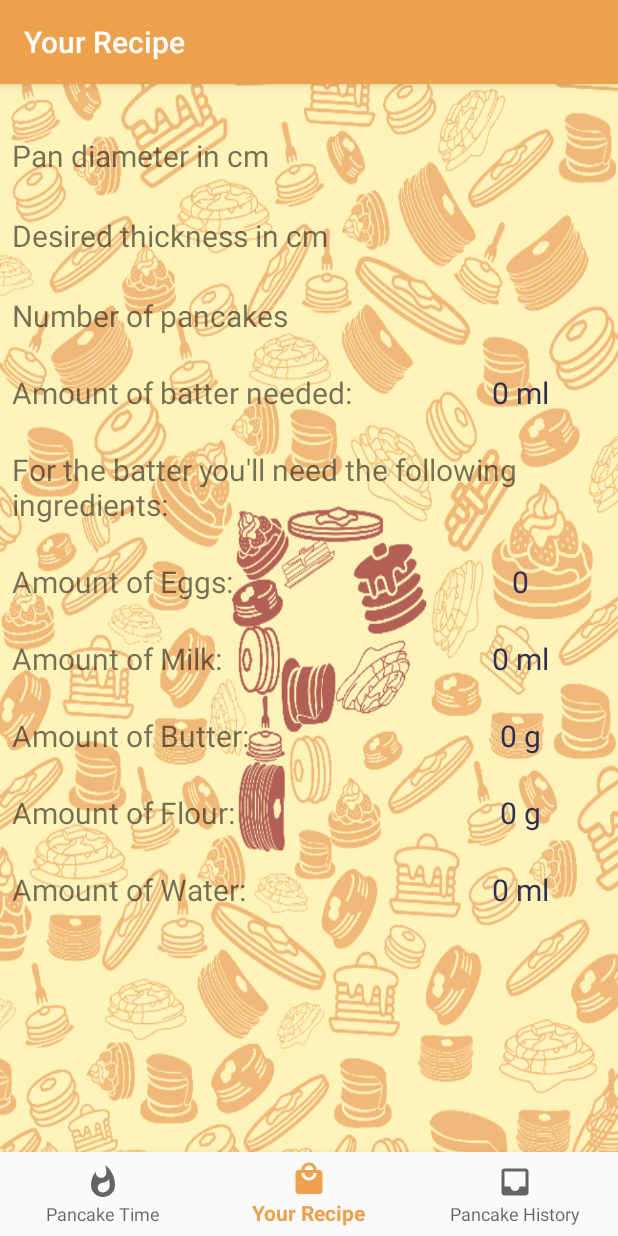
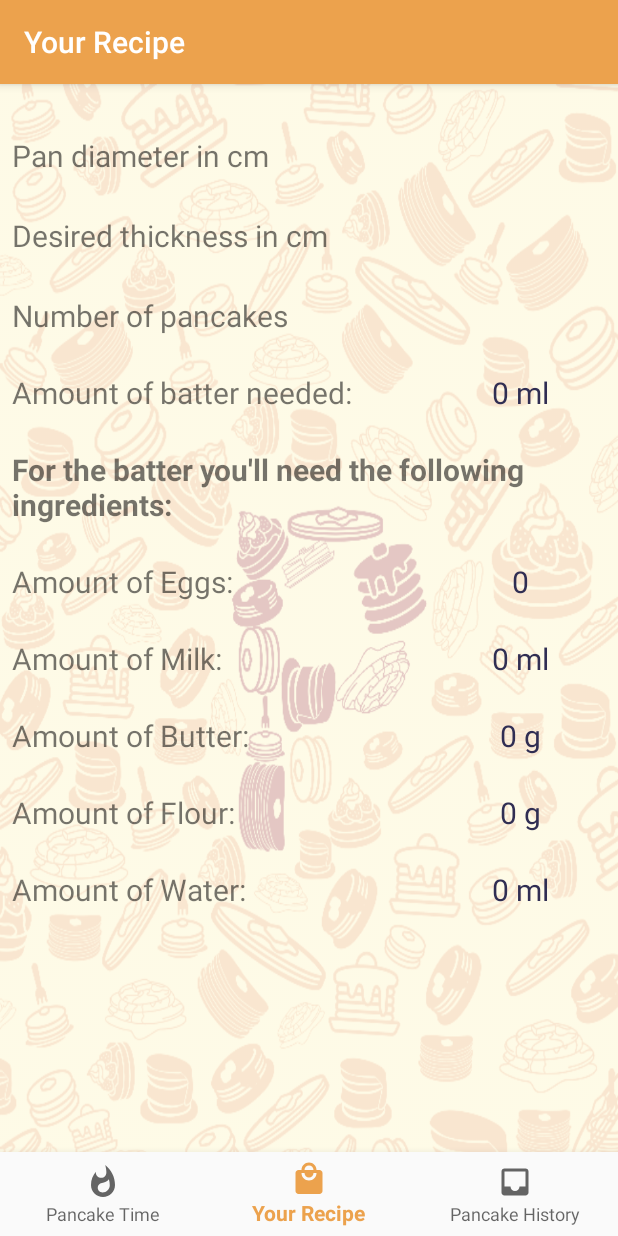
Before and after one commit to theothies/Perfect-Pancakes, an Android app: the DashboardFragment screen opened through its navigation route, on a phone screen of 412 x 824 dp. Run offline under Robolectric (Android 15) with nearby library versions, the phone set to English and light mode, and no system bars; our stand-ins replace Room's generated code, navigation-ui.

Commit message:
Design changes

```diff
--- a/app/src/main/res/layout/fragment_dashboard.xml
+++ b/app/src/main/res/layout/fragment_dashboard.xml
@@ -3,128 +3,129 @@
     xmlns:android="http://schemas.android.com/apk/res/android"
     xmlns:app="http://schemas.android.com/apk/res-auto"
     android:layout_width="match_parent"
-    android:layout_height="match_parent">
+    android:layout_height="match_parent"
+    android:background="@color/colorTransparentWhite">
+
     <LinearLayout
         android:layout_width="match_parent"
         android:layout_height="wrap_content"
         android:orientation="vertical"
-        app:layout_constraintEnd_toEndOf="parent"
         app:layout_constraintStart_toStartOf="parent"
         app:layout_constraintTop_toTopOf="parent">
 
         <LinearLayout
             android:layout_width="match_parent"
             android:layout_height="wrap_content"
-            android:orientation="horizontal"
-            android:layout_marginTop="24dp">
+            android:layout_marginTop="24dp"
+            android:orientation="horizontal">
 
             <TextView
                 android:id="@+id/text_diameter_description"
-                android:layout_weight="0.7"
                 android:layout_width="0dp"
                 android:layout_height="wrap_content"
                 android:layout_marginStart="8dp"
                 android:layout_marginTop="10dp"
                 android:layout_marginEnd="8dp"
+                android:layout_weight="0.7"
+                android:gravity="start"
+                android:text="@string/input_diameter_description"
                 android:textAlignment="textStart"
-                android:textSize="20sp"
-                android:text="@string/input_diameter_description"
-                android:gravity="start" />
+                android:textSize="20sp" />
 
             <TextView
                 android:id="@+id/text_diameter_input"
-                android:layout_weight="0.3"
                 android:layout_width="0dp"
                 android:layout_height="wrap_content"
                 android:layout_marginStart="8dp"
                 android:layout_marginTop="10dp"
                 android:layout_marginEnd="8dp"
+                android:layout_weight="0.3"
                 android:textAlignment="center"
-                android:textSize="20sp"/>
+                android:textSize="20sp" />
         </LinearLayout>
 
         <LinearLayout
             android:layout_width="match_parent"
             android:layout_height="wrap_content"
-            android:orientation="horizontal"
-            android:layout_marginTop="16dp">
+            android:layout_marginTop="16dp"
+            android:orientation="horizontal">
 
             <TextView
                 android:id="@+id/text_thicc_description"
-                android:layout_weight="0.7"
                 android:layout_width="0dp"
                 android:layout_height="wrap_content"
                 android:layout_marginStart="8dp"
                 android:layout_marginTop="10dp"
                 android:layout_marginEnd="8dp"
+                android:layout_weight="0.7"
+                android:gravity="start"
+                android:text="@string/input_thiccness_description"
                 android:textAlignment="textStart"
-                android:textSize="20sp"
-                android:text="@string/input_thiccness_description"
-                android:gravity="start" />
+                android:textSize="20sp" />
 
             <TextView
                 android:id="@+id/text_thicc_input"
-                android:layout_weight="0.3"
                 android:layout_width="0dp"
                 android:layout_height="wrap_content"
                 android:layout_marginStart="8dp"
                 android:layout_marginTop="10dp"
                 android:layout_marginEnd="8dp"
+                android:layout_weight="0.3"
                 android:textAlignment="center"
-                android:textSize="20sp"
-                android:textColor="@color/colorAccent"/>
+                android:textColor="@color/colorAccent"
+                android:textSize="20sp" />
         </LinearLayout>
 
         <LinearLayout
             android:layout_width="match_parent"
             android:layout_height="wrap_content"
-            android:orientation="horizontal"
-            android:layout_marginTop="16dp">
+            android:layout_marginTop="16dp"
+            android:orientation="horizontal">
 
             <TextView
                 android:id="@+id/text_amount_description"
-                android:layout_weight="0.7"
                 android:layout_width="0dp"
                 android:layout_height="wrap_content"
                 android:layout_marginStart="8dp"
                 android:layout_marginTop="10dp"
                 android:layout_marginEnd="8dp"
+                android:layout_weight="0.7"
+                android:gravity="start"
+                android:text="@string/input_amount_description"
                 android:textAlignment="textStart"
-                android:textSize="20sp"
-                android:text="@string/input_amount_description"
-                android:gravity="start" />
+                android:textSize="20sp" />
 
             <TextView
                 android:id="@+id/text_amount_input"
-                android:layout_weight="0.3"
                 android:layout_width="0dp"
                 android:layout_height="wrap_content"
                 android:layout_marginStart="8dp"
                 android:layout_marginTop="10dp"
                 android:layout_marginEnd="8dp"
+                android:layout_weight="0.3"
                 android:textAlignment="center"
-                android:textSize="20sp"
-                android:textColor="@color/colorAccent"/>
+                android:textColor="@color/colorAccent"
+                android:textSize="20sp" />
         </LinearLayout>
 
         <LinearLayout
             android:layout_width="match_parent"
             android:layout_height="wrap_content"
-        android:orientation="horizontal"
-        android:layout_marginTop="16dp">
+            android:layout_marginTop="16dp"
+            android:orientation="horizontal">
 
             <TextView
                 android:id="@+id/text_batter_description"
-            android:layout_weight="0.7"
                 android:layout_width="0dp"
                 android:layout_height="wrap_content"
                 android:layout_marginStart="8dp"
                 android:layout_marginTop="8dp"
                 android:layout_marginEnd="8dp"
+                android:layout_weight="0.7"
+                android:gravity="start"
+                android:text="@string/result_batter_description"
                 android:textAlignment="textStart"
-            android:textSize="20sp"
-            android:text="@string/result_batter_description"
-            android:gravity="start" />
+                android:textSize="20sp" />
 
             <TextView
                 android:id="@+id/text_batter_result"
@@ -136,51 +137,50 @@
                 android:layout_weight="0.3"
                 android:text="@string/result_starting_ml"
                 android:textAlignment="center"
-                android:textSize="20sp"
-                android:textColor="@color/colorAccent"/>
+                android:textColor="@color/colorAccent"
+                android:textSize="20sp" />
         </LinearLayout>
 
         <LinearLayout
             android:layout_width="match_parent"
             android:layout_height="wrap_content"
-            android:orientation="horizontal"
             android:layout_marginTop="16dp"
-            >
+            android:orientation="horizontal">
 
             <TextView
                 android:id="@+id/text_ingredients_description"
-                android:layout_weight="1"
                 android:layout_width="0dp"
                 android:layout_height="wrap_content"
                 android:layout_marginStart="8dp"
                 android:layout_marginTop="8dp"
                 android:layout_marginEnd="8dp"
+                android:layout_weight="1"
+                android:gravity="start"
+                android:text="@string/result_batter_ingredients"
                 android:textAlignment="textStart"
                 android:textSize="20sp"
-                android:text="@string/result_batter_ingredients"
-                android:gravity="start"/>
+                android:textStyle="bold" />
 
         </LinearLayout>
 
         <LinearLayout
             android:layout_width="match_parent"
             android:layout_height="wrap_content"
-            android:orientation="horizontal"
             android:layout_marginTop="16dp"
-            >
+            android:orientation="horizontal">
 
             <TextView
                 android:id="@+id/text_eggs_description"
-                android:layout_weight="0.7"
                 android:layout_width="0dp"
                 android:layout_height="wrap_content"
                 android:layout_marginStart="8dp"
                 android:layout_marginTop="8dp"
                 android:layout_marginEnd="8dp"
+                android:layout_weight="0.7"
+                android:gravity="start"
+                android:text="@string/result_eggs_description"
                 android:textAlignment="textStart"
-                android:textSize="20sp"
-                android:text="@string/result_eggs_description"
-                android:gravity="start" />
+                android:textSize="20sp" />
 
             <TextView
                 android:id="@+id/text_eggs_result"
@@ -192,29 +192,28 @@
                 android:layout_weight="0.3"
                 android:text="@string/result_starting_null"
                 android:textAlignment="center"
-                android:textSize="20sp"
-                android:textColor="@color/colorAccent"/>
+                android:textColor="@color/colorAccent"
+                android:textSize="20sp" />
         </LinearLayout>
 
         <LinearLayout
             android:layout_width="match_parent"
             android:layout_height="wrap_content"
-            android:orientation="horizontal"
             android:layout_marginTop="16dp"
-            >
+            android:orientation="horizontal">
 
             <TextView
                 android:id="@+id/text_milk_description"
-                android:layout_weight="0.7"
                 android:layout_width="0dp"
                 android:layout_height="wrap_content"
                 android:layout_marginStart="8dp"
                 android:layout_marginTop="8dp"
                 android:layout_marginEnd="8dp"
+                android:layout_weight="0.7"
+                android:gravity="start"
+                android:text="@string/result_milk_description"
                 android:textAlignment="textStart"
-                android:textSize="20sp"
-                android:text="@string/result_milk_description"
-                android:gravity="start" />
+                android:textSize="20sp" />
 
             <TextView
                 android:id="@+id/text_milk_result"
@@ -226,29 +225,28 @@
                 android:layout_weight="0.3"
                 android:text="@string/result_starting_ml"
                 android:textAlignment="center"
-                android:textSize="20sp"
-                android:textColor="@color/colorAccent"/>
+                android:textColor="@color/colorAccent"
+                android:textSize="20sp" />
         </LinearLayout>
 
         <LinearLayout
             android:layout_width="match_parent"
             android:layout_height="wrap_content"
-            android:orientation="horizontal"
             android:layout_marginTop="16dp"
-            >
+            android:orientation="horizontal">
 
             <TextView
                 android:id="@+id/text_butter_description"
-                android:layout_weight="0.7"
                 android:layout_width="0dp"
                 android:layout_height="wrap_content"
                 android:layout_marginStart="8dp"
                 android:layout_marginTop="8dp"
                 android:layout_marginEnd="8dp"
+                android:layout_weight="0.7"
+                android:gravity="start"
+                android:text="@string/result_butter_description"
                 android:textAlignment="textStart"
-                android:textSize="20sp"
-                android:text="@string/result_butter_description"
-                android:gravity="start" />
+                android:textSize="20sp" />
 
             <TextView
                 android:id="@+id/text_butter_result"
@@ -260,29 +258,28 @@
                 android:layout_weight="0.3"
                 android:text="@string/result_starting_g"
                 android:textAlignment="center"
-                android:textSize="20sp"
-                android:textColor="@color/colorAccent"/>
+                android:textColor="@color/colorAccent"
+                android:textSize="20sp" />
         </LinearLayout>
 
         <LinearLayout
             android:layout_width="match_parent"
             android:layout_height="wrap_content"
-            android:orientation="horizontal"
             android:layout_marginTop="16dp"
-            >
+            android:orientation="horizontal">
 
             <TextView
                 android:id="@+id/text_flour_description"
-                android:layout_weight="0.7"
                 android:layout_width="0dp"
                 android:layout_height="wrap_content"
                 android:layout_marginStart="8dp"
                 android:layout_marginTop="8dp"
                 android:layout_marginEnd="8dp"
+                android:layout_weight="0.7"
+                android:gravity="start"
+                android:text="@string/result_flour_description"
                 android:textAlignment="textStart"
-                android:textSize="20sp"
-                android:text="@string/result_flour_description"
-                android:gravity="start" />
+                android:textSize="20sp" />
 
             <TextView
                 android:id="@+id/text_flour_result"
@@ -294,29 +291,28 @@
                 android:layout_weight="0.3"
                 android:text="@string/result_starting_g"
                 android:textAlignment="center"
-                android:textSize="20sp"
-                android:textColor="@color/colorAccent"/>
+                android:textColor="@color/colorAccent"
+                android:textSize="20sp" />
         </LinearLayout>
 
         <LinearLayout
             android:layout_width="match_parent"
             android:layout_height="wrap_content"
-            android:orientation="horizontal"
             android:layout_marginTop="16dp"
-            >
+            android:orientation="horizontal">
 
             <TextView
                 android:id="@+id/text_water_description"
-                android:layout_weight="0.7"
                 android:layout_width="0dp"
                 android:layout_height="wrap_content"
                 android:layout_marginStart="8dp"
                 android:layout_marginTop="8dp"
                 android:layout_marginEnd="8dp"
+                android:layout_weight="0.7"
+                android:gravity="start"
+                android:text="@string/result_water_description"
                 android:textAlignment="textStart"
-                android:textSize="20sp"
-                android:text="@string/result_water_description"
-                android:gravity="start" />
+                android:textSize="20sp" />
 
             <TextView
                 android:id="@+id/text_water_result"
@@ -328,8 +324,8 @@
                 android:layout_weight="0.3"
                 android:text="@string/result_starting_ml"
                 android:textAlignment="center"
-                android:textSize="20sp"
-                android:textColor="@color/colorAccent"/>
+                android:textColor="@color/colorAccent"
+                android:textSize="20sp" />
         </LinearLayout>
     </LinearLayout>
 </androidx.constraintlayout.widget.ConstraintLayout>
--- a/app/src/main/res/values/colors.xml
+++ b/app/src/main/res/values/colors.xml
@@ -1,6 +1,8 @@
 <?xml version="1.0" encoding="utf-8"?>
 <resources>
     <color name="colorLightest">#fff2a4</color>
+    <color name="colorTransparentLightest">#A6FFF2A4</color>
+    <color name="colorTransparentWhite">#A6FFFFFF</color>
     <color name="colorPrimary">#eca24d</color>
     <color name="colorPrimaryDark">#b45326</color>
     <color name="colorAccent">#302e53</color>
```
Lines whose indentation alone changed are shown as unchanged.
